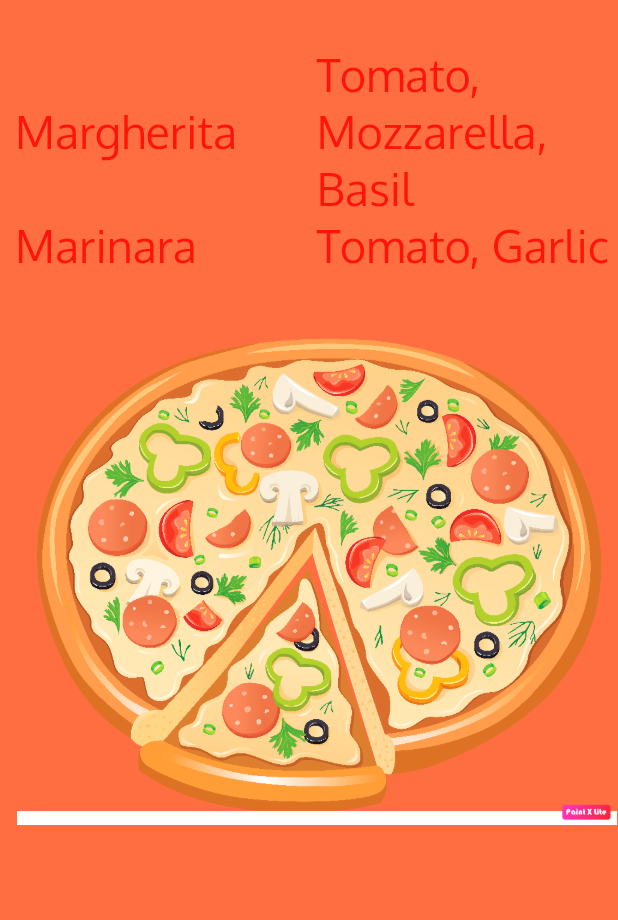
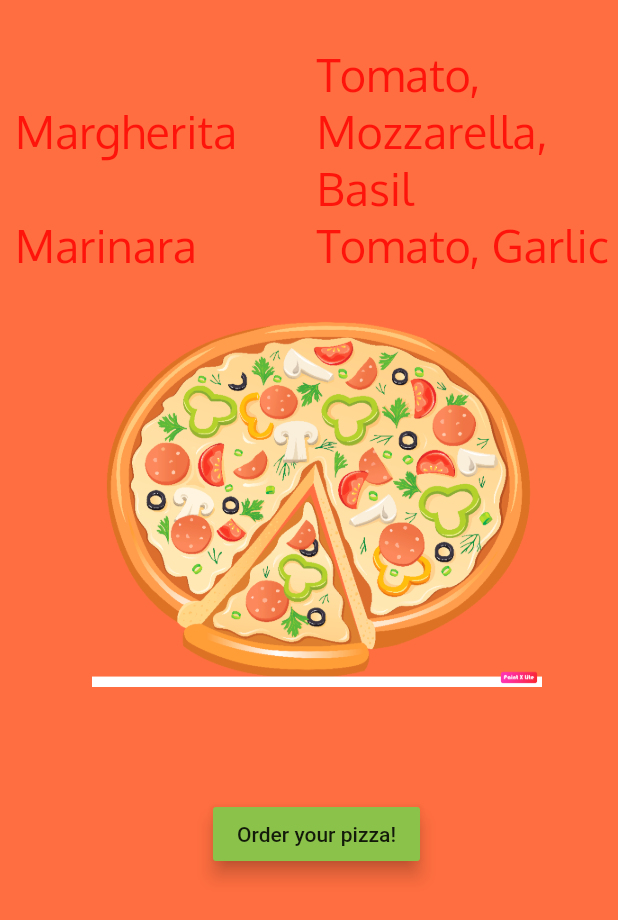
Before and after one commit to havuong/flutter-getting-started, a Flutter app: the screen it shows after launch, on a phone screen of 412 x 824 dp. Shown: the top 920 px of the screen. Run offline on Flutter 3.47's test engine with Material 2 defaults, Android fonts, the phone set to English and light mode, and no system bars.

Commit message:
RaisedButton

```diff
--- a/app_widgets/lib/ui/home.dart
+++ b/app_widgets/lib/ui/home.dart
@@ -5,7 +5,7 @@
   Widget build(BuildContext context) {
     return Container(
         alignment: Alignment.center,
-        padding: EdgeInsets.only(top:30,left:10),
+        padding: EdgeInsets.only(top: 30, left: 10),
         color: Colors.deepOrangeAccent,
         child: Column(
           children: <Widget>[
@@ -56,17 +56,43 @@
               )
             ]),
             PizzaImageWidget(),
+            OrderButton(),
           ],
         ));
   }
 }
 
-class PizzaImageWidget extends StatelessWidget{
+class PizzaImageWidget extends StatelessWidget {
   @override
   Widget build(BuildContext context) {
     AssetImage pizzaAsset = AssetImage('images/pizza.png');
-    Image image = Image(image: pizzaAsset,width:400,height:400);
-    return Container(child:image);
+    Image image = Image(image: pizzaAsset, width: 300, height: 300);
+    return Container(child: image);
+  }
+}
+
+class OrderButton extends StatelessWidget {
+  @override
+  Widget build(BuildContext context) {
+    var button = Container(
+      margin: EdgeInsets.only(top: 50),
+      child: RaisedButton(
+        child: Text("Order your pizza!"),
+        color: Colors.lightGreen,
+        elevation: 5,
+        onPressed: () {
+          order(context);
+        },
+      ),
+    );
+    return button;
   }
 
+  void order(BuildContext context) {
+    var alert = AlertDialog(
+      title: Text("Order Completed"),
+      content: Text("Thanks for your order"),
+    );
+    showDialog(context: context, builder: (BuildContext context) => alert);
+  }
 }
```
